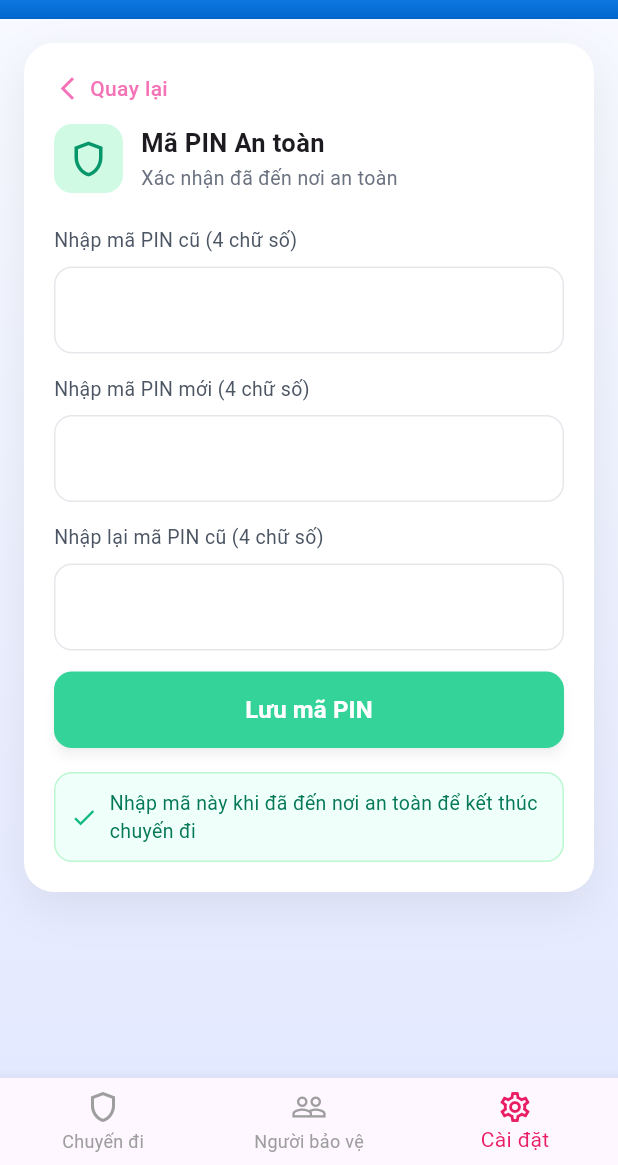
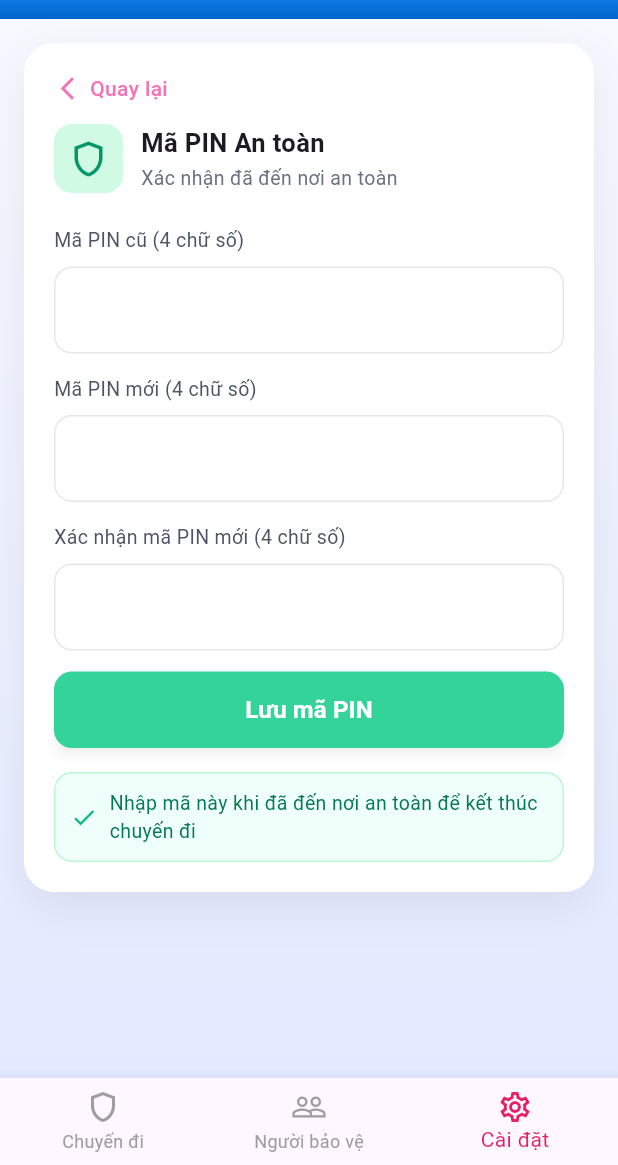
Before and after one commit to NguyenDucAnhhh/SafeTrek, a Flutter app: the SettingSafePIN screen opened directly, on a phone screen of 412 x 824 dp, the part 71-1236 px from its top. Run offline on Flutter 3.47's test engine with Material 3 defaults, Android fonts, the phone set to English and light mode, and no system bars; Roboto replaces fonts that are missing (Arimo).

Commit message:
fix text

```diff
--- a/lib/screens/setting/setting_duressPIN.dart
+++ b/lib/screens/setting/setting_duressPIN.dart
@@ -128,7 +128,7 @@ class _SettingDuressPINState extends State<SettingDuressPIN> {
                       const SizedBox(height: 22),
 
                       const Text(
-                        "Nhập mã PIN cũ (4 chữ số)",
+                        "Mã PIN cũ (4 chữ số)",
                         style: TextStyle(
                           fontSize: 13,
                           color: Color(0xFF4B5563),
@@ -145,7 +145,7 @@ class _SettingDuressPINState extends State<SettingDuressPIN> {
                       const SizedBox(height: 14),
 
                       const Text(
-                        "Nhập mã PIN mới (4 chữ số)",
+                        "Mã PIN mới (4 chữ số)",
                         style: TextStyle(
                           fontSize: 13,
                           color: Color(0xFF4B5563),
@@ -162,7 +162,7 @@ class _SettingDuressPINState extends State<SettingDuressPIN> {
                       const SizedBox(height: 14),
 
                       const Text(
-                        "Nhập lại mã PIN mới (4 chữ số)",
+                        "Xác nhận mã PIN mới (4 chữ số)",
                         style: TextStyle(
                           fontSize: 13,
                           color: Color(0xFF4B5563),
--- a/lib/screens/setting/setting_safePIN.dart
+++ b/lib/screens/setting/setting_safePIN.dart
@@ -125,7 +125,7 @@ class _SettingSafePINState extends State<SettingSafePIN> {
                       ),
                       const SizedBox(height: 22),
                       const Text(
-                        "Nhập mã PIN cũ (4 chữ số)",
+                        "Mã PIN cũ (4 chữ số)",
                         style: TextStyle(
                           fontSize: 13,
                           color: Color(0xFF4B5563),
@@ -146,7 +146,7 @@ class _SettingSafePINState extends State<SettingSafePIN> {
                       const SizedBox(height: 14),
 
                       const Text(
-                        "Nhập mã PIN mới (4 chữ số)",
+                        "Mã PIN mới (4 chữ số)",
                         style: TextStyle(
                           fontSize: 13,
                           color: Color(0xFF4B5563),
@@ -167,7 +167,7 @@ class _SettingSafePINState extends State<SettingSafePIN> {
                       const SizedBox(height: 14),
 
                       const Text(
-                        "Nhập lại mã PIN cũ (4 chữ số)",
+                        "Xác nhận mã PIN mới (4 chữ số)",
                         style: TextStyle(
                           fontSize: 13,
                           color: Color(0xFF4B5563),
```
